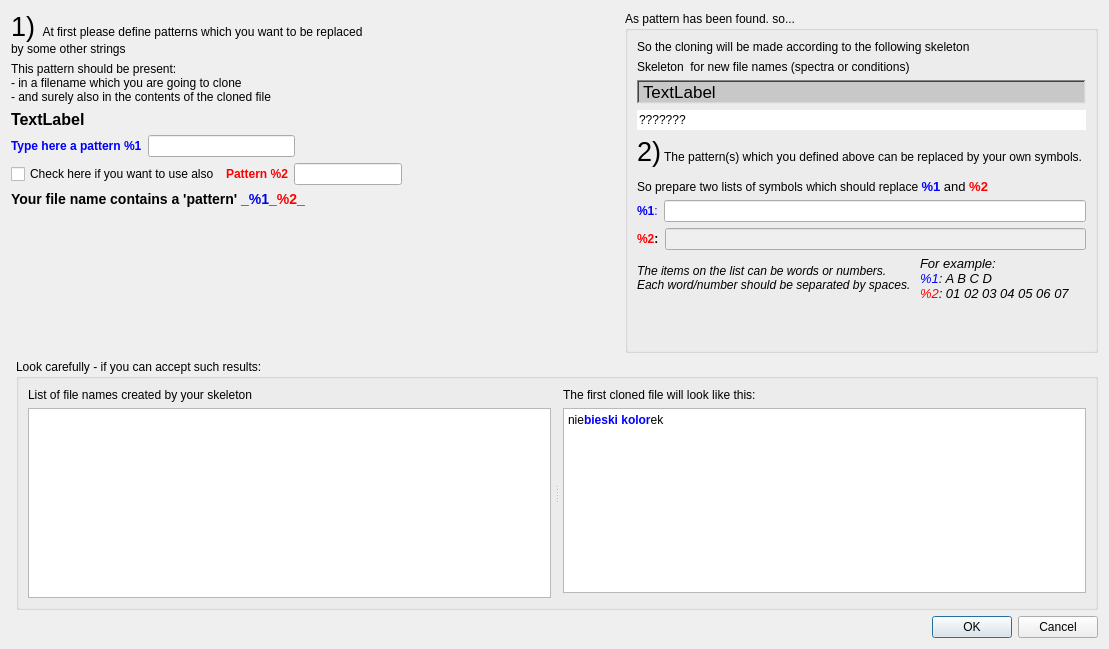
Before: the Qt Designer form t4pattern_defining_dlg.ui in jgrebosz/test-greware, drawn with Qt 5.
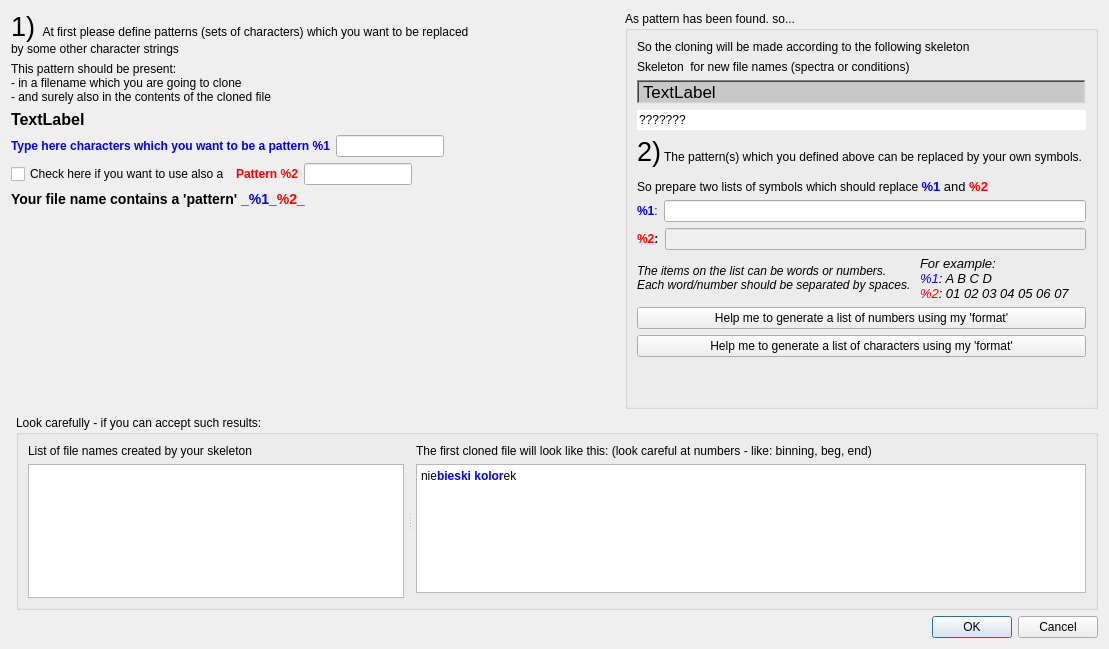
After: the same form once the commit is applied.

The edit to the form file:
```diff
--- a/t4pattern_defining_dlg.ui
+++ b/t4pattern_defining_dlg.ui
@@ -21,7 +21,7 @@
        <item>
         <widget class="QLabel" name="label_4">
          <property name="text">
-          <string>&lt;html&gt;&lt;head/&gt;&lt;body&gt;&lt;p&gt;&lt;span style=&quot; font-size:20pt;&quot;&gt;1) &lt;/span&gt;At first please define patterns which you want to be replaced &lt;br/&gt;by some other strings&lt;/p&gt;&lt;/body&gt;&lt;/html&gt;</string>
+          <string>&lt;html&gt;&lt;head/&gt;&lt;body&gt;&lt;p&gt;&lt;span style=&quot; font-size:20pt;&quot;&gt;1) &lt;/span&gt;At first please define patterns (sets of characters) which you want to be replaced &lt;br/&gt;by some other character strings&lt;/p&gt;&lt;/body&gt;&lt;/html&gt;</string>
          </property>
         </widget>
        </item>
@@ -55,7 +55,7 @@
          <item>
           <widget class="QLabel" name="label_2">
            <property name="text">
-            <string>&lt;html&gt;&lt;head/&gt;&lt;body&gt;&lt;p&gt;&lt;span style=&quot; font-weight:600; color:#0000ff;&quot;&gt;Type here a pattern %1&lt;/span&gt;&lt;/p&gt;&lt;/body&gt;&lt;/html&gt;</string>
+            <string>&lt;html&gt;&lt;head/&gt;&lt;body&gt;&lt;p&gt;&lt;span style=&quot; font-weight:600; color:#0000ff;&quot;&gt;Type here characters which you want to be a pattern %1&lt;/span&gt;&lt;/p&gt;&lt;/body&gt;&lt;/html&gt;</string>
            </property>
            <property name="textFormat">
             <enum>Qt::RichText</enum>
@@ -85,7 +85,7 @@
          <item>
           <widget class="QCheckBox" name="checkBox_pattern2">
            <property name="text">
-            <string>Check here if you want to use also</string>
+            <string>Check here if you want to use also a</string>
            </property>
           </widget>
          </item>
@@ -321,6 +321,20 @@
           </item>
          </layout>
         </item>
+        <item>
+         <widget class="QPushButton" name="pushButton_give_numbers">
+          <property name="text">
+           <string>Help me to generate a list of numbers using my 'format'</string>
+          </property>
+         </widget>
+        </item>
+        <item>
+         <widget class="QPushButton" name="pushButton">
+          <property name="text">
+           <string>Help me to generate a list of characters using my 'format'</string>
+          </property>
+         </widget>
+        </item>
         <item>
          <spacer name="verticalSpacer_4">
           <property name="orientation">
@@ -394,7 +408,7 @@
             <item>
              <widget class="QLabel" name="label_6">
               <property name="text">
-               <string>The first cloned file will look like this:</string>
+               <string>The first cloned file will look like this: (look careful at numbers - like: binning, beg, end)</string>
               </property>
              </widget>
             </item>
@@ -410,8 +424,8 @@
                <string>&lt;!DOCTYPE HTML PUBLIC &quot;-//W3C//DTD HTML 4.0//EN&quot; &quot;http://www.w3.org/TR/REC-html40/strict.dtd&quot;&gt;
 &lt;html&gt;&lt;head&gt;&lt;meta name=&quot;qrichtext&quot; content=&quot;1&quot; /&gt;&lt;style type=&quot;text/css&quot;&gt;
 p, li { white-space: pre-wrap; }
-&lt;/style&gt;&lt;/head&gt;&lt;body style=&quot; font-family:'Noto Sans'; font-size:10pt; font-weight:400; font-style:normal;&quot;&gt;
-&lt;p style=&quot; margin-top:0px; margin-bottom:0px; margin-left:0px; margin-right:0px; -qt-block-indent:0; text-indent:0px;&quot;&gt;&lt;span style=&quot; font-family:'Sans Serif'; font-size:9pt;&quot;&gt;nie&lt;/span&gt;&lt;span style=&quot; font-family:'Sans Serif'; font-size:9pt; font-weight:600; color:#0000ff;&quot;&gt;bieski kolor&lt;/span&gt;&lt;span style=&quot; font-family:'Sans Serif'; font-size:9pt;&quot;&gt;ek&lt;/span&gt;&lt;/p&gt;&lt;/body&gt;&lt;/html&gt;</string>
+&lt;/style&gt;&lt;/head&gt;&lt;body style=&quot; font-family:'Sans Serif'; font-size:9pt; font-weight:400; font-style:normal;&quot;&gt;
+&lt;p style=&quot; margin-top:0px; margin-bottom:0px; margin-left:0px; margin-right:0px; -qt-block-indent:0; text-indent:0px;&quot;&gt;nie&lt;span style=&quot; font-weight:600; color:#0000ff;&quot;&gt;bieski kolor&lt;/span&gt;ek&lt;/p&gt;&lt;/body&gt;&lt;/html&gt;</string>
               </property>
              </widget>
             </item>
```
Left out of the diff: 4 changed lines with no effect on the pictures.
